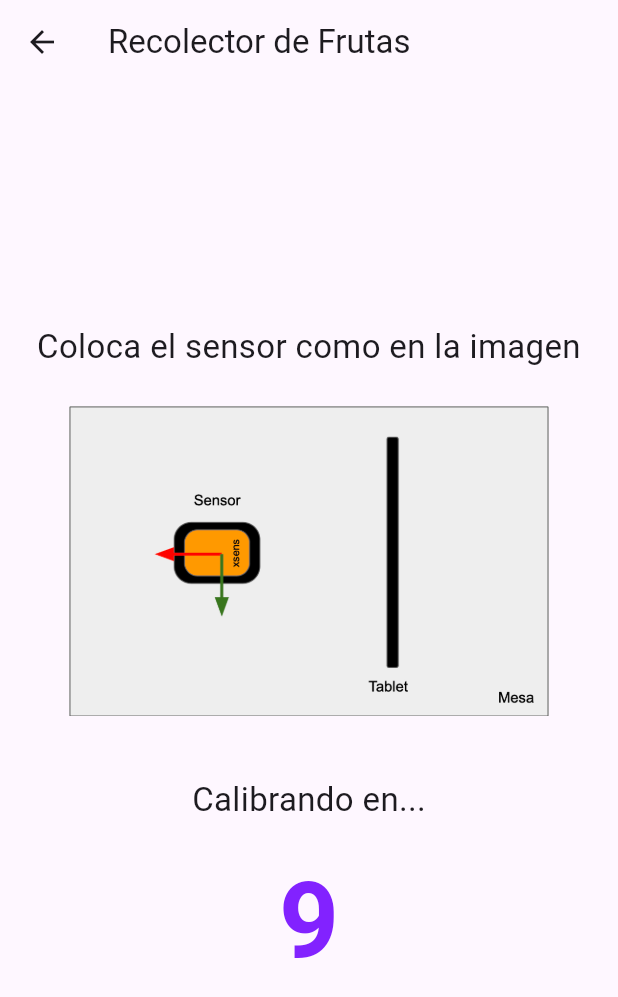
After one commit to VictoriaaRoman/Xsens, a Flutter app: the GameMenuScreen screen opened by its route, after a tap on "Atrapa Frutas", on a phone screen of 412 x 824 dp. The commit adds this screen. Shown: the top 997 px of the screen. Run offline on Flutter 3.47's test engine with Material 3 defaults, Android fonts, the phone set to English and light mode, and no system bars; our stand-ins replace fl_chart, permission_handler.

Commit message:
Implementació_Joc_AtrapaFrutas

```diff
--- /dev/null
+++ b/lib/screens/game_AtrapaFrutas.dart
@@ -0,0 +1,555 @@
+import 'dart:async';
+import 'dart:math';
+import 'package:flutter/material.dart';
+import '../services/xsens_service.dart';
+
+const String rightHandAddress = 'D4:22:CD:00:50:60';
+
+class AtrapaFrutasScreen extends StatefulWidget {
+  const AtrapaFrutasScreen({super.key});
+
+  @override
+  State<AtrapaFrutasScreen> createState() => _AtrapaFrutasScreenState();
+}
+
+class _AtrapaFrutasScreenState extends State<AtrapaFrutasScreen> {
+  // ------ ESTADO ------
+  bool calibrating = true;             // Modo de calibración/cuenta atrás inicial
+  int calibrateCountdown = 3;          // Cuenta atrás de calibración
+  bool calibratingInProgress = false;
+
+  // Para transición entre rondas
+  bool showRoundSplash = false;
+  int splashRound = 1;
+
+  final List<List<Offset>> roundsTargets = [
+    [
+      Offset(0.7, 0.7),
+      Offset(-0.7, -0.7),
+      Offset(0.5, -0.2),
+      Offset(-0.6, 0.6),
+      Offset(0.0, 0.0),
+    ],
+    [
+      Offset(-0.5, 0.8),
+      Offset(0.6, -0.5),
+      Offset(-0.3, -0.2),
+      Offset(0.7, 0.2),
+      Offset(-0.7, 0.0),
+    ],
+    [
+      Offset(0.0, 0.8),
+      Offset(0.8, 0.0),
+      Offset(-0.8, -0.1),
+      Offset(0.2, -0.7),
+      Offset(-0.5, 0.4),
+    ],
+  ];
+  final List<double> roundTimes = [25.0, 20.0, 15.0]; // Segundos por ronda
+
+  final List<String> fruitAssets = [
+    'assets/images/apple.png',
+    'assets/images/bananas.png',
+    'assets/images/watermelon.png',
+    'assets/images/orange-juice.png',
+    'assets/images/grapes.png',
+  ];
+
+  int currentRound = 0;
+  int currentTarget = 0;
+  bool gameFinished = false;
+  bool roundFinished = false;
+  StreamSubscription? _dataSub;
+  Offset pointer = Offset(0, 0);
+  Map<String, dynamic>? lastSensorData;
+
+  late Stopwatch stopwatch;
+  double roundElapsed = 0.0;
+  double totalElapsed = 0.0;
+  Timer? progressTimer;
+
+  List<List<bool>> achieved = [];
+  List<double> roundsTimesElapsed = [];
+
+  List<Offset> get targets => roundsTargets[currentRound];
+  double get maxTotalTime => roundTimes[currentRound];
+
+  @override
+  void initState() {
+    super.initState();
+    XsensService.startMeasuring();
+    stopwatch = Stopwatch();
+    achieved = List.generate(roundsTargets.length, (_) => List.filled(5, false));
+    roundsTimesElapsed = List.filled(roundsTargets.length, 0.0);
+
+    // Cuenta atrás de calibración automática
+    if (calibrating) _startCalibrateCountdown();
+
+    _dataSub = XsensService.sensorDataStream.listen((event) {
+      if (event['address'] == rightHandAddress) {
+        final dx = (event['directionX'] ?? 0.0).toDouble();
+        final dy = (event['directionY'] ?? 0.0).toDouble();
+        setState(() {
+          pointer = Offset(dx, dy);
+          lastSensorData = event;
+        });
+        _checkTarget();
+      }
+    });
+  }
+
+  @override
+  void dispose() {
+    _dataSub?.cancel();
+    progressTimer?.cancel();
+    super.dispose();
+  }
+
+  void _startCalibrateCountdown() {
+    setState(() {
+      calibratingInProgress = true;
+      calibrateCountdown = 10;
+    });
+
+    Timer.periodic(const Duration(seconds: 1), (timer) {
+      setState(() {
+        calibrateCountdown--;
+      });
+      if (calibrateCountdown <= 0) {
+        timer.cancel();
+        _calibrate();
+      }
+    });
+  }
+
+  Future<void> _calibrate() async {
+    try {
+      await XsensService.calibrateSensor(rightHandAddress);
+      await Future.delayed(const Duration(milliseconds: 400));
+    } catch (e) {}
+    setState(() {
+      calibrating = false;
+      calibratingInProgress = false;
+      currentRound = 0;
+      currentTarget = 0;
+      gameFinished = false;
+      roundFinished = false;
+      pointer = Offset(0, 0);
+      totalElapsed = 0.0;
+      achieved = List.generate(roundsTargets.length, (_) => List.filled(5, false));
+      roundsTimesElapsed = List.filled(roundsTargets.length, 0.0);
+    });
+    _randomizeTargets();
+    _showRoundSplashAndStart();
+  }
+
+  void _randomizeTargets() {
+    for (int i = 0; i < roundsTargets.length; i++) {
+      roundsTargets[i] = List.of(roundsTargets[i]);
+      roundsTargets[i].shuffle(Random(DateTime.now().millisecondsSinceEpoch + i));
+    }
+  }
+
+  void _showRoundSplashAndStart() async {
+    setState(() {
+      showRoundSplash = true;
+      splashRound = currentRound + 1;
+    });
+    await Future.delayed(const Duration(seconds: 2));
+    setState(() {
+      showRoundSplash = false;
+    });
+    _startRound();
+  }
+
+  void _startRound() {
+    currentTarget = 0;
+    roundElapsed = 0.0;
+    roundFinished = false;
+    stopwatch.reset();
+    stopwatch.start();
+    progressTimer?.cancel();
+    progressTimer = Timer.periodic(const Duration(milliseconds: 100), (_) {
+      if (!roundFinished && stopwatch.isRunning) {
+        setState(() {
+          roundElapsed = stopwatch.elapsedMilliseconds / 1000.0;
+          if (roundElapsed >= maxTotalTime) {
+            _finishRound();
+          }
+        });
+      }
+    });
+  }
+
+  void _checkTarget() {
+    if (gameFinished || calibrating || roundFinished || showRoundSplash) return;
+    final target = targets[currentTarget];
+    final distance = (pointer - target).distance;
+    if (distance < 0.18 && !achieved[currentRound][currentTarget]) {
+      setState(() {
+        achieved[currentRound][currentTarget] = true;
+      });
+      _nextTarget();
+    }
+  }
+
+  void _nextTarget() {
+    if (currentTarget < targets.length - 1) {
+      setState(() {
+        currentTarget++;
+      });
+    } else {
+      _finishRound();
+    }
+  }
+
+  void _finishRound() {
+    stopwatch.stop();
+    progressTimer?.cancel();
+    roundFinished = true;
+    roundsTimesElapsed[currentRound] =
+        roundElapsed > maxTotalTime ? maxTotalTime : roundElapsed;
+    if (currentRound < roundsTargets.length - 1) {
+      Future.delayed(const Duration(seconds: 1), () {
+        setState(() {
+          currentRound++;
+        });
+        _randomizeTargets();
+        _showRoundSplashAndStart();
+      });
+    } else {
+      setState(() {
+        gameFinished = true;
+        totalElapsed = roundsTimesElapsed.reduce((a, b) => a + b);
+      });
+    }
+  }
+
+  @override
+  Widget build(BuildContext context) {
+    // ---- CALIBRACIÓN AUTOMÁTICA CON CUENTA ATRÁS ----
+    if (calibrating) {
+      return Scaffold(
+        appBar: AppBar(title: const Text("Recolector de Frutas")),
+        body: Center(
+          child: Column(
+            mainAxisAlignment: MainAxisAlignment.center,
+            children: [
+              const Text(
+                "Coloca el sensor como en la imagen",
+                style: TextStyle(fontSize: 22),
+                textAlign: TextAlign.center,
+              ),
+              const SizedBox(height: 24),
+              Image.asset(
+                'assets/images/PosicionDeCalibracion.jpg',
+                width: 320,
+                fit: BoxFit.contain,
+                errorBuilder: (_, __, ___) =>
+                    const Icon(Icons.image_not_supported, size: 90, color: Colors.grey),
+              ),
+              const SizedBox(height: 40),
+              if (calibratingInProgress)
+                Column(
+                  children: [
+                    Text(
+                      calibrateCountdown > 0
+                          ? "Calibrando en..."
+                          : "¡Calibrando!",
+                      style: const TextStyle(fontSize: 22),
+                    ),
+                    const SizedBox(height: 16),
+                    calibrateCountdown > 0
+                        ? Text(
+                            calibrateCountdown.toString(),
+                            style: const TextStyle(
+                              fontSize: 70,
+                              fontWeight: FontWeight.bold,
+                              color: Color.fromARGB(255, 130, 34, 255),
+                            ),
+                          )
+                        : const CircularProgressIndicator(),
+                  ],
+                ),
+            ],
+          ),
+        ),
+      );
+    }
+
+    // ---- PANTALLA SPLASH DE RONDA ----
+    if (showRoundSplash) {
+      return Scaffold(
+        body: Center(
+          child: Text(
+            'Ronda $splashRound',
+            style: TextStyle(
+              fontSize: 60,
+              fontWeight: FontWeight.bold,
+              color: const Color.fromARGB(255, 130, 34, 255).withOpacity(0.96),
+              shadows: [
+                Shadow(color: Colors.black26, blurRadius: 12, offset: Offset(0, 6)),
+              ],
+            ),
+          ),
+        ),
+      );
+    }
+
+    if (gameFinished) {
+      return _buildResultsScreen(context);
+    }
+
+    final target = targets[currentTarget];
+    final fruitAsset = fruitAssets[currentTarget];
+
+    final progresoBarra = 1.0 - (roundElapsed / maxTotalTime).clamp(0.0, 1.0);
+
+    return Scaffold(
+      appBar: AppBar(
+        title: Text('Ronda ${currentRound + 1} de ${roundsTargets.length}'),
+      ),
+      body: Column(
+        children: [
+          const SizedBox(height: 8),
+          // Barra horizontal de tiempo decreciente
+          Padding(
+            padding: const EdgeInsets.symmetric(horizontal: 24),
+            child: ClipRRect(
+              borderRadius: BorderRadius.circular(8),
+              child: LinearProgressIndicator(
+                value: progresoBarra,
+                minHeight: 18,
+                backgroundColor: Colors.grey[300],
+                valueColor: AlwaysStoppedAnimation<Color>(
+                    progresoBarra > 0.3 ? Colors.green : Colors.red),
+              ),
+            ),
+          ),
+          const SizedBox(height: 6),
+          Text(
+            'Tiempo restante: ${(maxTotalTime - roundElapsed).clamp(0, maxTotalTime).toStringAsFixed(1)} s',
+            style: const TextStyle(fontSize: 18),
+          ),
+          const SizedBox(height: 8),
+          Text(
+            'Fruta ${currentTarget + 1} de ${targets.length}',
+            style: const TextStyle(fontSize: 22),
+          ),
+          const SizedBox(height: 4),
+          Expanded(
+            child: Container(
+              margin: const EdgeInsets.all(18),
+              decoration: BoxDecoration(
+                gradient: LinearGradient(
+                  colors: [Colors.green.shade100, Colors.yellow.shade50],
+                ),
+                border: Border.all(color: Colors.green.shade200, width: 3),
+                borderRadius: BorderRadius.circular(32),
+              ),
+              child: _GameAreaWidget(
+                pointer: pointer,
+                target: target,
+                fruitAsset: fruitAsset,
+              ),
+            ),
+          ),
+          if (lastSensorData != null) ...[
+            Padding(
+              padding: const EdgeInsets.symmetric(vertical: 4.0, horizontal: 12.0),
+              child: Container(
+                padding: const EdgeInsets.all(8),
+                decoration: BoxDecoration(
+                  color: Colors.grey.shade200,
+                  borderRadius: BorderRadius.circular(10),
+                ),
+                child: Column(
+                  crossAxisAlignment: CrossAxisAlignment.start,
+                  children: [
+                    Text(
+                      'Valores recibidos del sensor:',
+                      style: const TextStyle(fontWeight: FontWeight.bold, fontSize: 15),
+                    ),
+                    Text(
+                      'directionX: ${(lastSensorData!['directionX'] ?? 0.0).toStringAsFixed(4)}'
+                      ' | directionY: ${(lastSensorData!['directionY'] ?? 0.0).toStringAsFixed(4)}'
+                      ' | directionZ: ${(lastSensorData!['directionZ'] ?? 0.0).toStringAsFixed(4)}',
+                      style: const TextStyle(fontFamily: 'monospace'),
+                    ),
+                  ],
+                ),
+              ),
+            ),
+          ],
+          const SizedBox(height: 8),
+        ],
+      ),
+    );
+  }
+
+  Widget _buildResultsScreen(BuildContext context) {
+    return Scaffold(
+      appBar: AppBar(title: const Text('¡Resultados de las rondas!')),
+      body: SingleChildScrollView(
+        child: Column(
+          mainAxisAlignment: MainAxisAlignment.center,
+          children: [
+            const SizedBox(height: 16),
+            const Icon(Icons.emoji_events, color: Colors.amber, size: 64),
+            const SizedBox(height: 12),
+            const Text('¡Juego terminado!', style: TextStyle(fontSize: 24)),
+            const SizedBox(height: 18),
+            ListView.builder(
+              shrinkWrap: true,
+              physics: const NeverScrollableScrollPhysics(),
+              itemCount: roundsTargets.length,
+              itemBuilder: (context, i) {
+                final recogidas = achieved[i].where((x) => x).length;
+                final total = achieved[i].length;
+                return Card(
+                  margin: const EdgeInsets.symmetric(horizontal: 32, vertical: 6),
+                  child: ListTile(
+                    leading: Icon(
+                      recogidas == total ? Icons.check_circle : Icons.warning_amber,
+                      color: recogidas == total ? Colors.green : Colors.red,
+                    ),
+                    title: Text('Ronda ${i + 1}'),
+                    subtitle: Text(
+                        'Frutas recogidas: $recogidas de $total\nTiempo: ${roundsTimesElapsed[i].toStringAsFixed(2)} s'),
+                  ),
+                );
+              },
+            ),
+            const SizedBox(height: 14),
+            Text(
+              achieved.expand((x) => x).every((b) => b)
+                  ? '¡Has recogido TODAS las frutas en todas las rondas!'
+                  : '¡Intenta conseguirlas todas la próxima vez!',
+              style: const TextStyle(fontSize: 18, fontWeight: FontWeight.bold),
+              textAlign: TextAlign.center,
+            ),
+            const SizedBox(height: 16),
+            Text('Tiempo total: ${totalElapsed.toStringAsFixed(2)} s', style: const TextStyle(fontSize: 20)),
+            const SizedBox(height: 24),
+            ElevatedButton(
+              onPressed: () {
+                setState(() {
+                  calibrating = true;
+                  calibratingInProgress = false;
+                  currentRound = 0;
+                  currentTarget = 0;
+                  gameFinished = false;
+                  roundFinished = false;
+                  pointer = Offset(0, 0);
+                  lastSensorData = null;
+                  totalElapsed = 0.0;
+                  achieved = List.generate(roundsTargets.length, (_) => List.filled(5, false));
+                  roundsTimesElapsed = List.filled(roundsTargets.length, 0.0);
+                });
+                _startCalibrateCountdown();
+              },
+              child: const Text('¡Volver a jugar!'),
+            ),
+            ElevatedButton(
+              onPressed: () {
+                Navigator.pushReplacementNamed(context, '/game_menu_screen');
+              },
+              child: const Text('Ir al menú de juegos'),
+            ),
+            const SizedBox(height: 20),
+          ],
+        ),
+      ),
+    );
+  }
+}
+
+class _GameAreaWidget extends StatelessWidget {
+  final Offset pointer;
+  final Offset target;
+  final String fruitAsset;
+
+  const _GameAreaWidget({
+    required this.pointer,
+    required this.target,
+    required this.fruitAsset,
+  });
+
+  @override
+  Widget build(BuildContext context) {
+    return LayoutBuilder(
+      builder: (context, constraints) {
+        final w = constraints.maxWidth;
+        final h = constraints.maxHeight;
+
+        Offset map(Offset norm) => Offset(
+              w / 2 + norm.dx * w / 2,
+              h / 2 - norm.dy * h / 2,
+            );
+
+        return Stack(
+          children: [
+            Positioned.fill(
+              child: ClipRRect(
+                borderRadius: BorderRadius.circular(32),
+                child: Container(
+                  decoration: BoxDecoration(
+                    gradient: LinearGradient(
+                      colors: [
+                        Color.fromARGB(255, 168, 156, 197), // Lila
+                        Color.fromARGB(255, 245, 209, 235), // Rosa suave
+                        Color.fromARGB(255, 226, 164, 255), // Púrpura intenso
+                        Color.fromARGB(255, 158, 229, 245), // Azul-lila pastel
+                      ],
+                      begin: Alignment.topLeft,
+                      end: Alignment.bottomRight,
+                    ),
+                  ),
+                  child: CustomPaint(
+                    painter: _FruitBackgroundPainter(),
+                  ),
+                ),
+              ),
+            ),
+            // Fruta (objetivo)
+            Positioned(
+              left: map(target).dx - 32,
+              top: map(target).dy - 32,
+              child: Image.asset(fruitAsset, width: 64),
+            ),
+            // Mano (puntero)
+            Positioned(
+              left: map(pointer).dx - 26,
+              top: map(pointer).dy - 26,
+              child: const Icon(Icons.front_hand, color: Color(0xFFFFA000), size: 52),
+            ),
+          ],
+        );
+      },
+    );
+  }
+}
+
+class _FruitBackgroundPainter extends CustomPainter {
+  @override
+  void paint(Canvas canvas, Size size) {
+    final confetti = [
+      Colors.redAccent, Colors.green, Colors.orange, Colors.purple, Colors.yellow.shade700,
+      Colors.lightGreen, Colors.pink, Colors.deepOrange, Colors.teal
+    ];
+
+    final rnd = Random(2024); // Fijo para que cada partida no cambie
+
+    for (int i = 0; i < 40; i++) {
+      final color = confetti[i % confetti.length];
+      final dx = rnd.nextDouble() * size.width;
+      final dy = rnd.nextDouble() * size.height;
+      final radius = 6 + rnd.nextDouble() * 6;
+      final paint = Paint()..color = color.withOpacity(0.18 + rnd.nextDouble() * 0.25);
+      canvas.drawCircle(Offset(dx, dy), radius, paint);
+    }
+  }
+
+  @override
+  bool shouldRepaint(covariant CustomPainter oldDelegate) => false;
+}
--- a/lib/screens/game_menu_screen.dart
+++ b/lib/screens/game_menu_screen.dart
@@ -1,5 +1,6 @@
 // game_menu_screen.dart
 import 'package:flutter/material.dart';
+import 'package:xsense_demo/screens/game_AtrapaFrutas.dart';
 import 'game_RepiteConmigo.dart';
 import 'game_Velocidad.dart';
 import 'game_ApuntaYAcierta.dart';
@@ -46,6 +47,17 @@ class GameMenuScreen extends StatelessWidget {
               );
             },
           ),
+          const SizedBox(height: 20),
+          ElevatedButton.icon(
+            icon: const Icon(Icons.apple),
+            label: const Text('Atrapa Frutas'),
+            onPressed: () {
+              Navigator.push(
+                context,
+                MaterialPageRoute(builder: (context) => AtrapaFrutasScreen()),
+              );
+            },
+          ),
         ],
       ),
     );
--- a/pubspec.yaml
+++ b/pubspec.yaml
@@ -21,3 +21,8 @@ flutter:
   uses-material-design: true
   assets:
     - assets/images/PosicionDeCalibracion.jpg
+    - assets/images/apple.png
+    - assets/images/bananas.png
+    - assets/images/grapes.png
+    - assets/images/orange-juice.png
+    - assets/images/watermelon.png
```
Also changed, not shown: assets/images/apple.png (added), assets/images/bananas.png (added), assets/images/grapes.png (added), assets/images/orange-juice.png (added), assets/images/watermelon.png (added), 1 other file.
